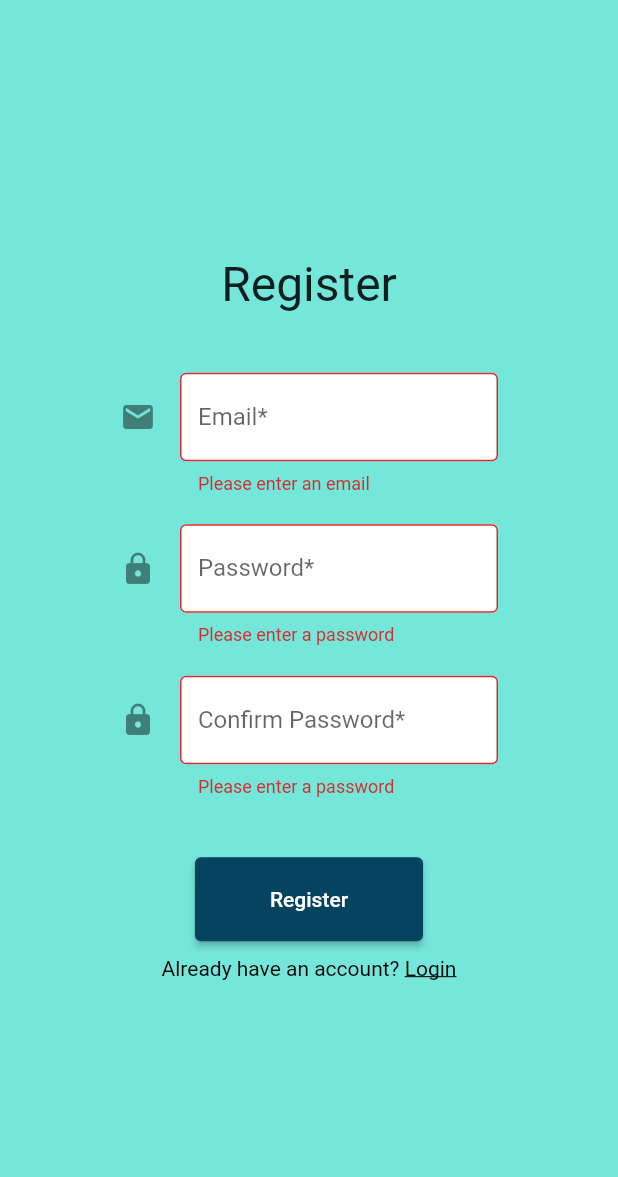
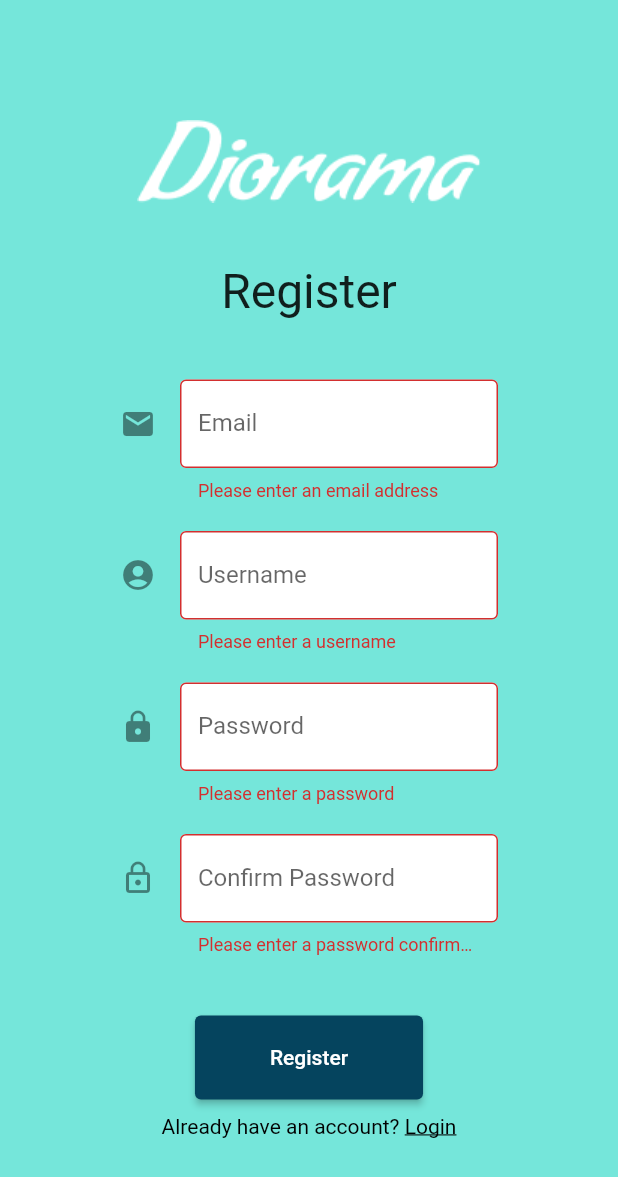
Before and after one commit to girvinjunod/Diorama-FE, a Flutter app: the screen it shows after launch, after a tap on "Register", on a phone screen of 412 x 824 dp. Shown: the top 1177 px of the screen. Run offline on Flutter 3.47's test engine with Material 2 defaults, Android fonts, the phone set to English and light mode, and no system bars; our stand-ins replace email_validator.

Commit message:
feat: add username field and validation

```diff
--- a/lib/main.dart
+++ b/lib/main.dart
@@ -1,5 +1,5 @@
-import 'package:flutter/gestures.dart';
 import 'package:flutter/material.dart';
+import 'register.dart';
 
 void main() {
   runApp(const MyApp());
@@ -28,133 +28,6 @@ class MyApp extends StatelessWidget {
       //home: const MyHomePage(title: 'Flutter Demo Home Page'),
       home: const RegisterPage(),
     );
-  }
-}
-
-class RegisterPage extends StatefulWidget {
-  const RegisterPage({Key? key}) : super(key: key);
-
-  @override
-  _RegisterPageState createState() => _RegisterPageState();
-}
-
-class _RegisterPageState extends State<RegisterPage> {
-  final _formKey = GlobalKey<FormState>();
-  bool _hidePassword = true;
-
-  @override
-  Widget build(BuildContext context) {
-    // Build a Form widget using the _formKey created above.
-    return Scaffold(
-        backgroundColor: const Color(0xFF75E6DA),
-        body: Center(
-          child: ListView(shrinkWrap: true, children: <Widget>[
-            Form(
-              key: _formKey,
-              child: Padding(
-                padding: const EdgeInsets.all(80.0),
-                child: Column(
-                  mainAxisAlignment: MainAxisAlignment.center,
-                  crossAxisAlignment: CrossAxisAlignment.center,
-                  children: [
-                    Text(
-                      'Register',
-                      style: TextStyle(fontSize: 32),
-                    ),
-                    SizedBox(height: 40),
-                    TextFormField(
-                      decoration: InputDecoration(
-                        labelText: 'Email*',
-                        icon: Icon(Icons.mail),
-                        hintText: 'example@example.com',
-                        border: OutlineInputBorder(),
-                        fillColor: Colors.white,
-                        filled: true,
-                      ),
-                      validator: (value) {
-                        if (value == null || value.isEmpty) {
-                          return 'Please enter an email';
-                        }
-                        return null;
-                      },
-                    ),
-                    SizedBox(height: 20),
-                    TextFormField(
-                      decoration: InputDecoration(
-                        labelText: 'Password*',
-                        icon: Icon(Icons.lock),
-                        border: OutlineInputBorder(),
-                        fillColor: Colors.white,
-                        filled: true,
-                      ),
-                      obscureText: _hidePassword,
-                      validator: (value) {
-                        if (value == null || value.isEmpty) {
-                          return 'Please enter a password';
-                        }
-                        return null;
-                      },
-                    ),
-                    SizedBox(height: 20),
-                    TextFormField(
-                      decoration: InputDecoration(
-                        labelText: 'Confirm Password*',
-                        icon: Icon(Icons.lock),
-                        border: OutlineInputBorder(),
-                        fillColor: Colors.white,
-                        filled: true,
-                      ),
-                      obscureText: _hidePassword,
-                      validator: (value) {
-                        if (value == null || value.isEmpty) {
-                          return 'Please enter a password';
-                        }
-                        return null;
-                      },
-                    ),
-                    SizedBox(height: 40),
-                    ElevatedButton(
-                      onPressed: () {
-                        // Validate returns true if the form is valid, or false otherwise.
-                        if (_formKey.currentState!.validate()) {
-                          // If the form is valid, display a snackbar. In the real world,
-                          // you'd often call a server or save the information in a database.
-                          ScaffoldMessenger.of(context).showSnackBar(
-                            const SnackBar(content: Text('Processing Data')),
-                          );
-                        }
-                      },
-                      child: const Text('Register'),
-                      style: ElevatedButton.styleFrom(
-                        primary: const Color(0xFF05445E),
-                        padding: EdgeInsets.symmetric(
-                            vertical: 20.0, horizontal: 50.0),
-                      ),
-                    ),
-                    SizedBox(height: 10),
-                    RichText(
-                      text: TextSpan(children: <TextSpan>[
-                        TextSpan(
-                            text: 'Already have an account? ',
-                            style: TextStyle(color: Colors.black)),
-                        TextSpan(
-                            text: 'Login',
-                            style: TextStyle(
-                              decoration: TextDecoration.underline,
-                              color: Colors.black,
-                            ),
-                            recognizer: TapGestureRecognizer()
-                              ..onTap = () {
-                                print('tologin');
-                              })
-                      ]),
-                    ),
-                  ],
-                ),
-              ),
-            ),
-          ]),
-        ));
   }
 }
 
--- /dev/null
+++ b/lib/register.dart
@@ -0,0 +1,163 @@
+import 'package:flutter/material.dart';
+import 'package:flutter/gestures.dart';
+import 'package:email_validator/email_validator.dart';
+
+class RegisterPage extends StatefulWidget {
+  const RegisterPage({Key? key}) : super(key: key);
+
+  @override
+  _RegisterPageState createState() => _RegisterPageState();
+}
+
+class _RegisterPageState extends State<RegisterPage> {
+  final _formKey = GlobalKey<FormState>();
+  bool _hidePassword = true;
+  final TextEditingController _password = TextEditingController();
+  final TextEditingController _confirm = TextEditingController();
+  final TextEditingController _mail = TextEditingController();
+
+  @override
+  Widget build(BuildContext context) {
+    // Build a Form widget using the _formKey created above.
+    return Scaffold(
+        backgroundColor: const Color(0xFF75E6DA),
+        body: Center(
+          child: ListView(shrinkWrap: true, children: <Widget>[
+            Form(
+              key: _formKey,
+              child: Padding(
+                padding: const EdgeInsets.all(80.0),
+                child: Column(
+                  mainAxisAlignment: MainAxisAlignment.center,
+                  crossAxisAlignment: CrossAxisAlignment.center,
+                  children: [
+                    Image.asset('images/logo.png'),
+                    SizedBox(height: 40),
+                    Text(
+                      'Register',
+                      style: TextStyle(fontSize: 32),
+                    ),
+                    SizedBox(height: 40),
+                    TextFormField(
+                      decoration: InputDecoration(
+                        labelText: 'Email',
+                        icon: Icon(Icons.mail),
+                        hintText: 'example@example.com',
+                        border: OutlineInputBorder(),
+                        fillColor: Colors.white,
+                        filled: true,
+                      ),
+                      controller: _mail,
+                      validator: (value) {
+                        if (value == null || value.isEmpty) {
+                          return 'Please enter an email address';
+                        }
+                        if (!EmailValidator.validate(value)) {
+                          return 'Please enter a valid email address';
+                        }
+                        return null;
+                      },
+                    ),
+                    SizedBox(height: 20),
+                    TextFormField(
+                      decoration: InputDecoration(
+                        labelText: 'Username',
+                        icon: Icon(Icons.account_circle),
+                        border: OutlineInputBorder(),
+                        fillColor: Colors.white,
+                        filled: true,
+                      ),
+                      validator: (value) {
+                        if (value == null || value.isEmpty) {
+                          return 'Please enter a username';
+                        }
+                        return null;
+                      },
+                    ),
+                    SizedBox(height: 20),
+                    TextFormField(
+                      decoration: InputDecoration(
+                        labelText: 'Password',
+                        icon: Icon(Icons.lock),
+                        border: OutlineInputBorder(),
+                        fillColor: Colors.white,
+                        filled: true,
+                      ),
+                      obscureText: _hidePassword,
+                      controller: _password,
+                      validator: (value) {
+                        if (value == null || value.isEmpty) {
+                          return 'Please enter a password';
+                        }
+                        if (value.length < 6) {
+                          return 'Password must be at least 6 characters long';
+                        }
+                        return null;
+                      },
+                    ),
+                    SizedBox(height: 20),
+                    TextFormField(
+                      decoration: InputDecoration(
+                        labelText: 'Confirm Password',
+                        icon: Icon(Icons.lock_outline),
+                        border: OutlineInputBorder(),
+                        fillColor: Colors.white,
+                        filled: true,
+                      ),
+                      obscureText: _hidePassword,
+                      controller: _confirm,
+                      validator: (value) {
+                        if (value == null || value.isEmpty) {
+                          return 'Please enter a password confirmation';
+                        }
+                        if (value != _password.text) {
+                          return 'Password does not match';
+                        }
+                        return null;
+                      },
+                    ),
+                    SizedBox(height: 40),
+                    ElevatedButton(
+                      onPressed: () {
+                        // Validate returns true if the form is valid, or false otherwise.
+                        if (_formKey.currentState!.validate()) {
+                          // If the form is valid, display a snackbar. In the real world,
+                          // you'd often call a server or save the information in a database.
+                          ScaffoldMessenger.of(context).showSnackBar(
+                            const SnackBar(content: Text('Processing Data')),
+                          );
+                        }
+                      },
+                      child: const Text('Register'),
+                      style: ElevatedButton.styleFrom(
+                        primary: const Color(0xFF05445E),
+                        padding: EdgeInsets.symmetric(
+                            vertical: 20.0, horizontal: 50.0),
+                      ),
+                    ),
+                    SizedBox(height: 10),
+                    RichText(
+                      text: TextSpan(children: <TextSpan>[
+                        TextSpan(
+                            text: 'Already have an account? ',
+                            style: TextStyle(color: Colors.black)),
+                        TextSpan(
+                            text: 'Login',
+                            style: TextStyle(
+                              decoration: TextDecoration.underline,
+                              color: Colors.black,
+                            ),
+                            recognizer: TapGestureRecognizer()
+                              ..onTap = () {
+                                print('tologin');
+                              })
+                      ]),
+                    ),
+                  ],
+                ),
+              ),
+            ),
+          ]),
+        ));
+  }
+}
--- a/pubspec.yaml
+++ b/pubspec.yaml
@@ -34,6 +34,7 @@ dependencies:
   # The following adds the Cupertino Icons font to your application.
   # Use with the CupertinoIcons class for iOS style icons.
   cupertino_icons: ^1.0.2
+  email_validator: ^2.0.1
 
 dev_dependencies:
   flutter_test:
@@ -58,9 +59,8 @@ flutter:
   uses-material-design: true
 
   # To add assets to your application, add an assets section, like this:
-  # assets:
-  #   - images/a_dot_burr.jpeg
-  #   - images/a_dot_ham.jpeg
+  assets:
+    - images/
 
   # An image asset can refer to one or more resolution-specific "variants", see
   # https://flutter.dev/assets-and-images/#resolution-aware.
```
Also changed, not shown: images/logo.png (added), pubspec.lock.
